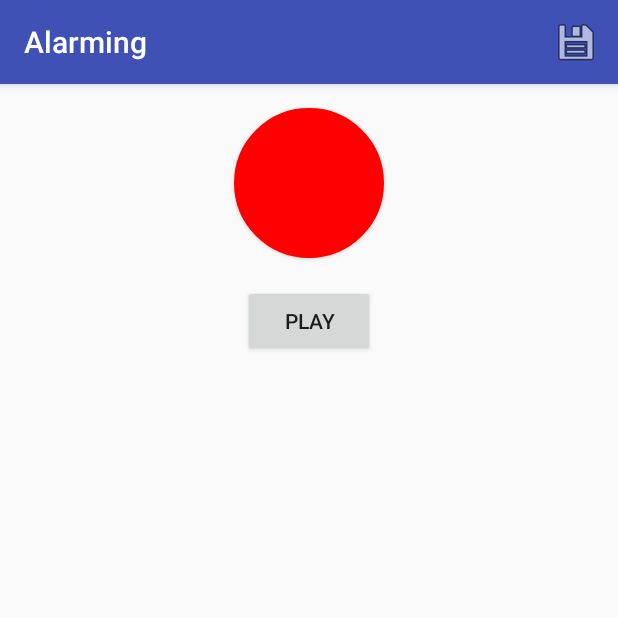
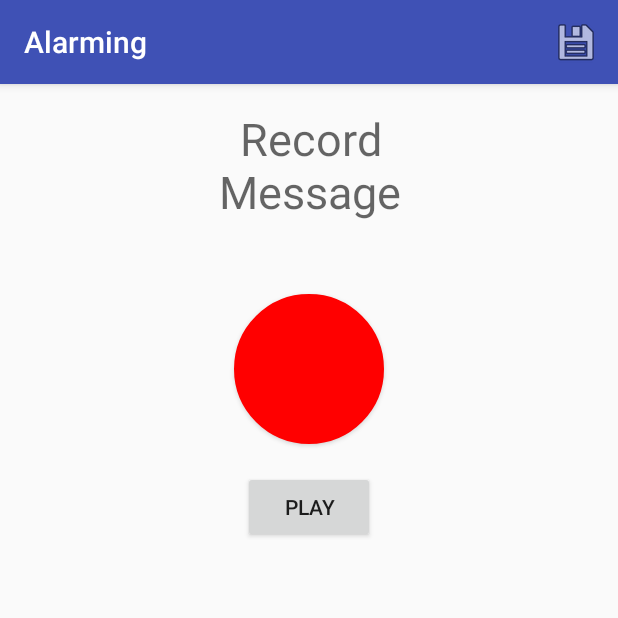
Before and after one commit to lock14/alarming, an Android app: the EditRecording screen opened directly, with no data from a screen before it, on a phone screen of 412 x 824 dp, the top half of it. Run offline under Robolectric (Android 15) with nearby library versions, the phone set to English and light mode, and no system bars.

Commit message:
fixed minor issues in displaying text correctly

```diff
--- a/app/src/main/java/cs371m/alarming/MathObjective.java
+++ b/app/src/main/java/cs371m/alarming/MathObjective.java
@@ -42,8 +42,8 @@ public class MathObjective extends AppCompatActivity {
         int answer = Integer.parseInt(String.valueOf(answerText.getText()));
         if (answer == operator.doOperation(operand1, operand2)) {
             --completion_count;
-            completionTextView.setText("Need 3 objective wins to disable, currently have " + (3 - completion_count) + ".");
             if (!demoMode && completion_count == 0) {
+                completionTextView.setText("Need 3 objective wins to disable, currently have " + (3 - completion_count) + ".");
                 Intent result = new Intent();
                 setResult(Activity.RESULT_OK, result);
                 finish();
--- a/app/src/main/res/layout/activity_edit_recording.xml
+++ b/app/src/main/res/layout/activity_edit_recording.xml
@@ -13,9 +13,9 @@
         android:text=""
         app:layout_constraintLeft_toLeftOf="parent"
         app:layout_constraintRight_toRightOf="parent"
-        app:layout_constraintTop_toTopOf="parent"
-        android:layout_marginTop="16dp"
-        android:background="@drawable/record_start" />
+        android:layout_marginTop="30dp"
+        android:background="@drawable/record_start"
+        app:layout_constraintTop_toBottomOf="@+id/recording_activity_title" />
 
     <Button
         android:id="@+id/play_recording"
@@ -89,5 +89,19 @@
         app:layout_constraintRight_toRightOf="parent"
         app:layout_constraintTop_toBottomOf="@+id/play_recording"></ListView>
 
+    <TextView
+        android:id="@+id/recording_activity_title"
+        android:layout_width="179dp"
+        android:layout_height="94dp"
+        android:layout_marginTop="16dp"
+        android:text="Record Message"
+        android:textAlignment="center"
+        android:textAppearance="@style/TextAppearance.AppCompat.Caption"
+        android:textSize="30sp"
+        app:layout_constraintHorizontal_bias="0.504"
+        app:layout_constraintLeft_toLeftOf="parent"
+        app:layout_constraintRight_toRightOf="parent"
+        app:layout_constraintTop_toTopOf="parent" />
+
 
 </android.support.constraint.ConstraintLayout>
```
Also changed, not shown: app/src/main/res/layout/activity_main.xml (+4 -13 lines).
